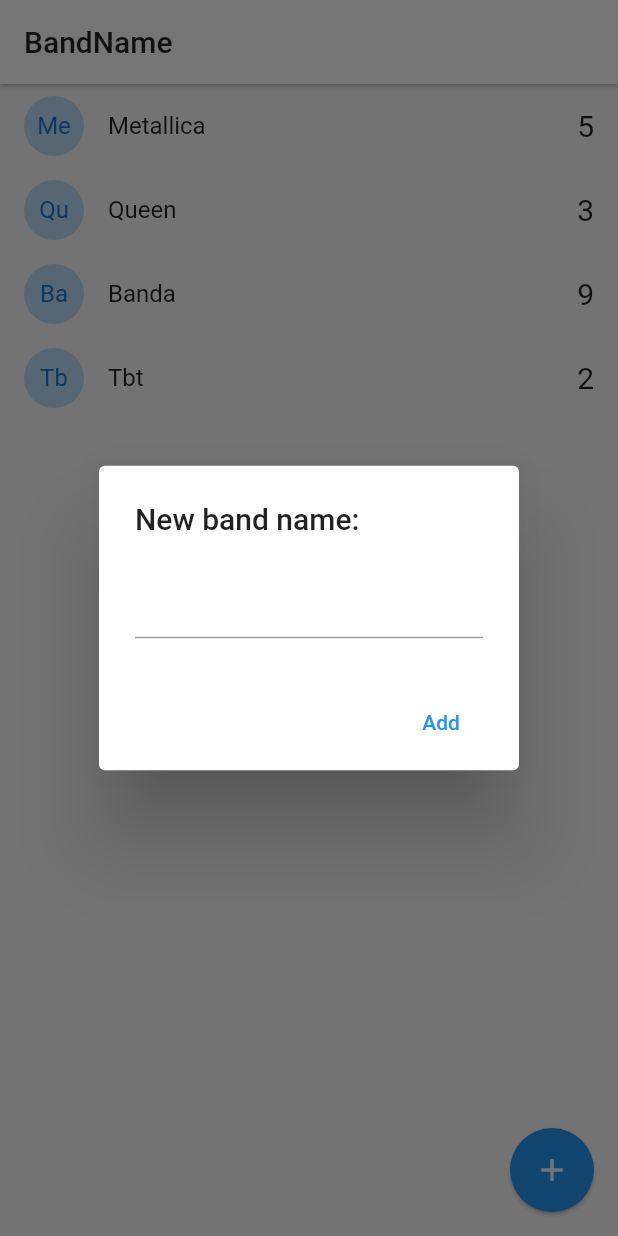
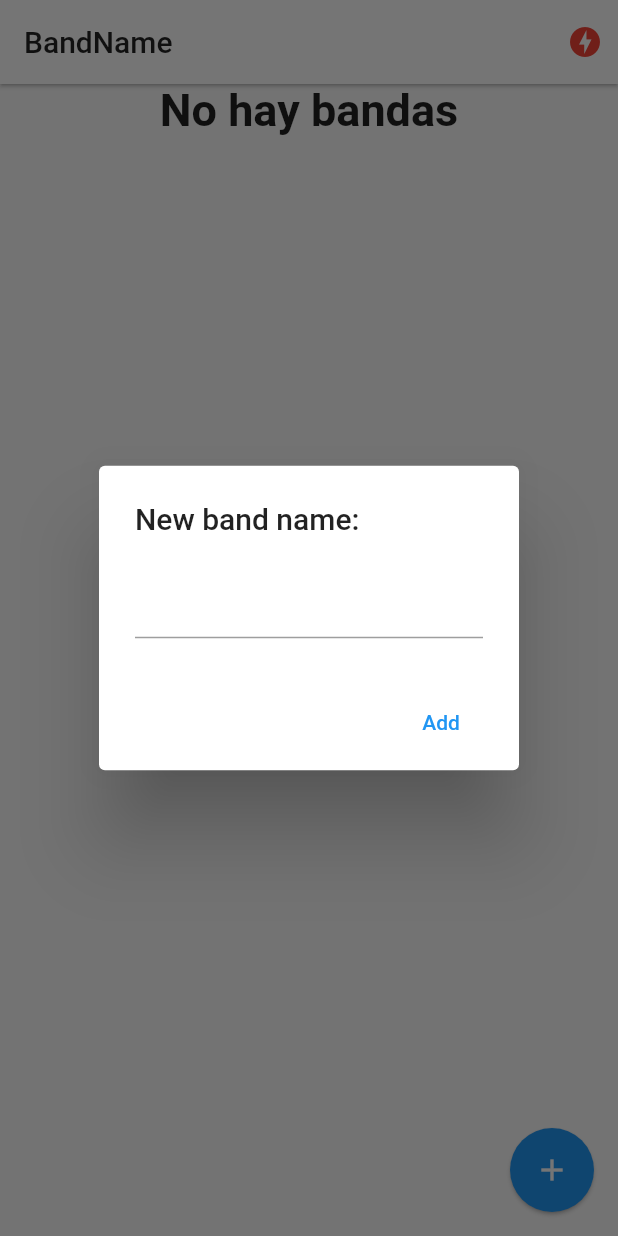
Before and after one commit to JimmyMunoz17/flutter-bandname-socket, a Flutter app: the screen it shows after launch, after a tap on the "add" icon, on a phone screen of 412 x 824 dp. Run offline on Flutter 3.47's test engine with Material 2 defaults, Android fonts, the phone set to English and light mode, and no system bars; our stand-ins replace pie_chart, socket_io_client; network calls fail.

Commit message:
App Terminada

```diff
--- a/lib/main.dart
+++ b/lib/main.dart
@@ -1,20 +1,34 @@
+import 'package:band_names/services/socket_service.dart';
 import 'package:flutter/material.dart';
+import 'package:provider/provider.dart';
 
 import 'package:band_names/pages/home.dart';
+import 'package:band_names/pages/status.dart';
 
 void main() => runApp(MyApp());
 
 class MyApp extends StatelessWidget {
   @override
   Widget build(BuildContext context) {
-    return MaterialApp(
-      debugShowCheckedModeBanner: false,
-      title: 'Material App',
-      // redirección a la pagina
-      initialRoute: 'home',
-      routes: {
-        'home': (_) => HomePage()
-      },
+    // MultiProvider: inyecta una gran cantidad de información para anidarse
+    return MultiProvider(
+      providers: [
+        // instancias de los modelos
+        ChangeNotifierProvider(
+            create: (_) =>
+                SocketService()) //instancia del socket service "llama socket_service"
+      ],
+      child: MaterialApp(
+        debugShowCheckedModeBanner: false,
+        title: 'Material App',
+        // redirección a la página con la cual inicia  (initialRoute)
+        initialRoute: 'home',
+        routes: {
+          'home': (_) => HomePage(),
+          'status': (_) => StatusPage()
+
+        },
+      ),
     );
   }
 }
--- a/lib/models/band.dart
+++ b/lib/models/band.dart
@@ -7,9 +7,9 @@ class Band {
 
   // Genera una nueva instancia de la clase
   factory Band.fromMap(Map<String, dynamic> obj)
-  =>Band(
-    id: obj['id'],
-    name: obj['name'],
-    vote: obj['vote']
-  );
+    =>Band(
+      id    : obj.containsKey('id')   ? obj['id']  :'no-id',  // obj.containsKey --> se verifica que este el elmento dentro de la información
+      name  : obj.containsKey('name') ? obj['name']:'no-name',
+      vote  : obj.containsKey('votes') ? obj['votes']:'no-votes'
+    );
 }
--- a/lib/pages/home.dart
+++ b/lib/pages/home.dart
@@ -1,8 +1,11 @@
 import 'dart:io';
+import 'package:flutter/material.dart';
+import 'package:flutter/cupertino.dart';
+import 'package:provider/provider.dart';
+import 'package:pie_chart/pie_chart.dart';
 
 import 'package:band_names/models/band.dart';
-import 'package:flutter/cupertino.dart';
-import 'package:flutter/material.dart';
+import 'package:band_names/services/socket_service.dart';
 
 class HomePage extends StatefulWidget {
   @override
@@ -10,15 +13,47 @@ class HomePage extends StatefulWidget {
 }
 
 class __HomePageState extends State<HomePage> {
-  List<Band> band = [
-    new Band(id: '1', name: 'Metallica', vote: 5),
-    new Band(id: '2', name: 'Queen', vote: 3),
-    new Band(id: '3', name: 'Banda', vote: 9),
-    new Band(id: '4', name: 'Tbt', vote: 2),
+  List<Band> bands = [
+    // new Band(id: '1', name: 'Metallica', vote: 5),
+    // new Band(id: '2', name: 'Queen', vote: 3),
+    // new Band(id: '3', name: 'Banda', vote: 9),
+    // new Band(id: '4', name: 'Tbt', vote: 2),
   ];
+
+  // initState Called when this object is inserted into the tree.
+  @override
+  void initState() {
+    final socketService = Provider.of<SocketService>(context,
+        listen:
+            false); // acceso al socket server, listen: false "no se necesita redibujar"
+
+    socketService.socket.on('active-bands', _handActiveBands);
+    super.initState();
+  }
+
+  //Método que actualiza información desde el servidor
+  _handActiveBands(dynamic payload) {
+    //print(payload);
+    this.bands = (payload as List).map((band) => Band.fromMap(band)).toList();
+
+    setState(() {});
+  }
+
+  //Destruir home cuando no se está escuchando se hace una limpieza.
+  @override
+  void dispose() {
+    final socketService = Provider.of<SocketService>(context,
+        listen:
+            false); // acceso al socket server, listen: false "no se necesita redibujar"
+    socketService.socket.off('active-bands');
+    super.dispose();
+  }
 
   @override
   Widget build(BuildContext context) {
+    final socketService =
+        Provider.of<SocketService>(context); // acceso al socket server
+
     return Scaffold(
       appBar: AppBar(
         title: Text(
@@ -27,10 +62,32 @@ class __HomePageState extends State<HomePage> {
         ),
         backgroundColor: Colors.white,
         elevation: 1,
+        actions: <Widget>[
+          //Estado de conexión con el servidor desde el ServerStatus
+          Container(
+            margin: EdgeInsets.only(right: 10),
+            child: (socketService.serverStatus == ServerStatus.Online)
+                ? Icon(Icons.check_circle, color: Colors.blue[300])
+                : Icon(Icons.offline_bolt, color: Colors.red),
+          )
+        ],
       ),
-      body: ListView.builder(
-        itemCount: band.length,
-        itemBuilder: (context, index) => _bandTile(band[index]),
+      body: Column(
+        children: <Widget>[
+          (bands.isNotEmpty) ?
+          _showGraph():
+          Text(
+             'No hay bandas',
+              style: TextStyle(fontSize: 30, fontWeight: FontWeight.bold),
+          ),
+          // expande toma todo el tamaño de la columna.
+          Expanded(
+            child: ListView.builder(
+              itemCount: bands.length,
+              itemBuilder: (context, index) => _bandTile(bands[index]),
+            ),
+          ),
+        ],
       ),
       floatingActionButton: FloatingActionButton(
           child: Icon(Icons.add), elevation: 1, onPressed: addNewBand),
@@ -38,15 +95,14 @@ class __HomePageState extends State<HomePage> {
   }
 
   Widget _bandTile(Band band) {
+    final socketService = Provider.of<SocketService>(context, listen: false);
+
     return Dismissible(
       // animación para eliminar hacia un costado los elementos de la lista
       key: Key(band.id),
       direction: DismissDirection.startToEnd,
-      onDismissed: (DismissDirection direction) {
-        print('direction: $direction');
-        print('id: ${band.id}');
-        //TODO: Llama el borrado en el servidor 'Server'
-      },
+      //Llama el borrado en el servidor 'Server'
+      onDismissed: (_) => socketService.emit('delete-band', {'id': band.id}),
       background: Container(
           padding: EdgeInsets.only(left: 8.0),
           color: Colors.red,
@@ -64,9 +120,7 @@ class __HomePageState extends State<HomePage> {
           '${band.vote}',
           style: TextStyle(fontSize: 20),
         ),
-        onTap: () {
-          print(band.name);
-        },
+        onTap: () => socketService.socket.emit('vote-band', {'id': band.id}),
       ),
     );
   }
@@ -78,8 +132,7 @@ class __HomePageState extends State<HomePage> {
     if (Platform.isAndroid) {
       return showDialog(
           context: context,
-          builder: (context) {
-            return AlertDialog(
+          builder: (_) => AlertDialog(
                 title: Text('New band name:'),
                 content: TextField(
                   controller:
@@ -92,15 +145,13 @@ class __HomePageState extends State<HomePage> {
                       textColor: Colors.blue,
                       onPressed: () => addBandToList(textController.text))
                 ],
-            );
-          });
+              ));
     }
     // forma en que se va a mostar en IOS
     showCupertinoDialog(
         context: context,
         // la raya abajo es usado para no usar una propiedad (_)
-        builder: (_) {
-          return CupertinoAlertDialog(
+        builder: (_) => CupertinoAlertDialog(
               title: Text('New band name:'),
               content: CupertinoTextField(
                 controller: textController,
@@ -117,21 +168,68 @@ class __HomePageState extends State<HomePage> {
                   onPressed: () => Navigator.pop(context),
                 )
               ],
-          );
-        });
+            ));
   }
 
   // Método del textfield
 
   void addBandToList(String name) {
     if (name.length > 1) {
-      // podemos agregar
-      this
-          .band
-          .add(new Band(id: DateTime.now().toString(), name: name, vote: 0));
-      setState(() {});
+      // Agregar nueva banda
+
+      final socketService = Provider.of<SocketService>(context, listen: false);
+      socketService.emit('add-band', {'name': name});
+
+      // Agregar nuevas bandas sin el servidor
+      //this.bands.add(new Band(id: DateTime.now().toString(), name: name, vote: 0));
+      //setState(() {});
     }
 
     Navigator.pop(context);
   }
+
+  // widget para gráficar
+  Widget _showGraph() {
+    Map<String, double> dataMap = new Map();
+    bands.forEach((band) {
+      dataMap.putIfAbsent(band.name, () => band.vote.toDouble());
+    });
+    final List<Color> colorList = [
+      Colors.blue[50],
+      Colors.blue[200],
+      Colors.red[50],
+      Colors.red[200],
+      Colors.yellow[50],
+      Colors.yellow[200],
+    ];
+
+    return Container(
+        padding: EdgeInsets.only(top: 20),
+        width: double.infinity,
+        height: 200,
+        child: PieChart(
+          dataMap: dataMap,
+          animationDuration: Duration(milliseconds: 800),
+          chartLegendSpacing: 32,
+          colorList: colorList,
+          initialAngleInDegree: 0,
+          chartType: ChartType.ring,
+          ringStrokeWidth: 25,
+          legendOptions: LegendOptions(
+            showLegendsInRow: false,
+            legendPosition: LegendPosition.right,
+            showLegends: true,
+            legendTextStyle: TextStyle(
+              fontWeight: FontWeight.bold,
+            ),
+          ),
+          chartValuesOptions: ChartValuesOptions(
+            showChartValueBackground: true,
+            showChartValues: true,
+            showChartValuesInPercentage: false,
+            showChartValuesOutside: false,
+            decimalPlaces: 1,
+          ),
+        ));
   }
+}
--- /dev/null
+++ b/lib/services/socket_service.dart
@@ -0,0 +1,60 @@
+// Script de conexión con el servidor
+import 'package:flutter/material.dart';
+// conexión con el servidor socket cliente
+import 'package:socket_io_client/socket_io_client.dart' as IO;
+
+// variables para la conexión con servidor Estados
+enum ServerStatus { Online, Offline, Connecting }
+
+// clase que conecta con el SocketService y los cambios de de notificaciones de conexión y refrescar algún cambio en UI
+class SocketService with ChangeNotifier {
+
+  // esta conecta al iniciar
+  ServerStatus _serverStatus = ServerStatus.Connecting;
+  IO.Socket _socket; // componente de acceso al socket universal
+
+  // controla la conexión con el service status
+  ServerStatus get serverStatus => this._serverStatus;
+
+
+  IO.Socket get socket => this._socket; // retorna lo que tiene el socket
+  Function get emit => this._socket.emit; // función para emitir de forma universal
+
+
+  SocketService() {
+    this._initConfig();
+  }
+  // configuración y conección del servidor socket IO
+  void _initConfig() {
+    // Documentación de conexión con socket https://pub.dev/packages/socket_io_client
+    // Dart client "http://192.168.0.105:3000 ó http://192.168.0.104:3000"
+    // http://10.0.2.2:3000
+    this._socket = IO.io('http://192.168.0.104:3000/', {
+      'transports': ['websocket'],
+      'autoConnect': true
+    });
+    // cuando esta conectado el servidor -- connect
+    this._socket.on('connect', (_) {
+      print('connect');
+      this._serverStatus = ServerStatus.Online;
+      notifyListeners(); // notifica el estado
+    });
+    // cuando esta desconectado el servidor -- disconnect
+    this._socket.on('disconnect', (_) {
+      print('disconnect');
+      this._serverStatus = ServerStatus.Offline;
+      notifyListeners(); // notifica el estado
+    });
+
+
+    //socket.connect();
+    // Recibe un mensaje
+    // socket.on('nuevo-mensaje', (payload) {
+    //   print('nuevo-mensaje:');
+    //   // recibir los mensajes que están en un mapa
+    //   print('nombre:' + payload['nombre']);
+    //   print('mensaje:' + payload['mensaje']);
+    //   print(payload.containsKey('mensaje2') ? payload['mensaje2'] : 'no hay mensaje'); //payload.containskey (usado para comparar si esta el objeto del mensaje 2)
+    // });
+  }
+}
--- a/pubspec.yaml
+++ b/pubspec.yaml
@@ -28,6 +28,12 @@ dependencies:
   # The following adds the Cupertino Icons font to your application.
   # Use with the CupertinoIcons class for iOS style icons.
   cupertino_icons: ^0.1.3
+  # conexión socket io
+  socket_io_client: ^0.9.10
+  #Conexión manejador de estados provider
+  provider: ^5.0.0
+  #Paquete para gráficas
+  pie_chart: ^5.0.1
 
 dev_dependencies:
   flutter_test:
```
Also changed, not shown: lib/pages/status.dart (added, +28 -0 lines), package-lock.json (added), pubspec.lock, 1 other file. Lines whose indentation alone changed are shown as unchanged.
